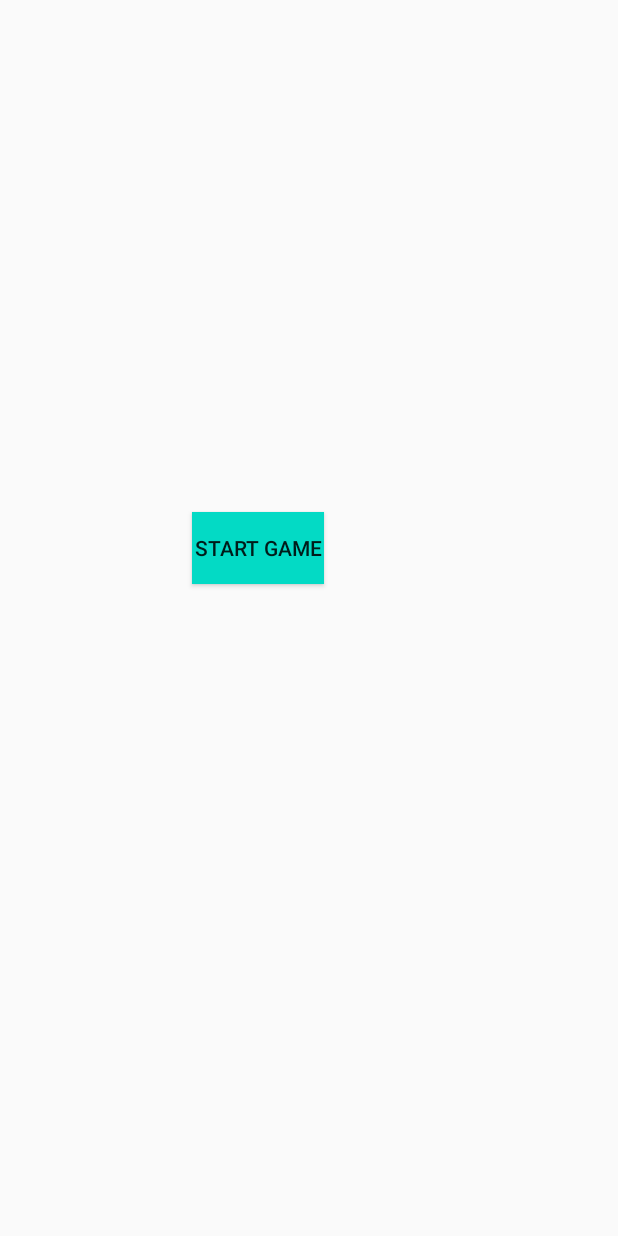
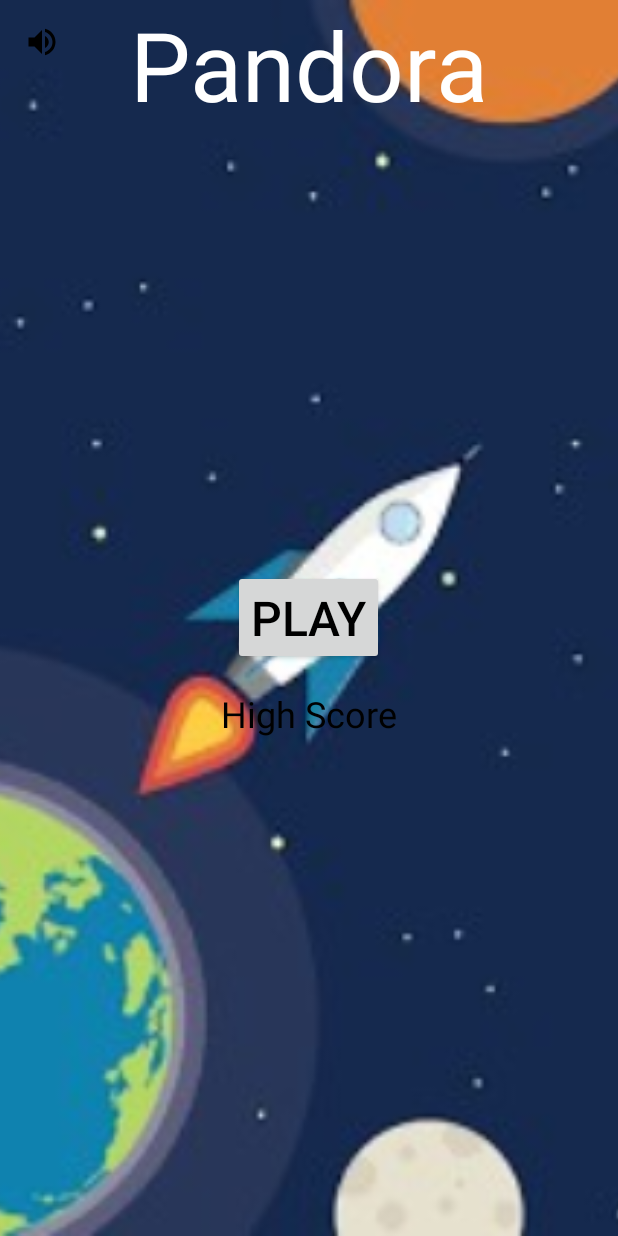
Before and after one commit to dhruvd0/Pandora, an Android app: the layout activity_main.xml on its own in the app's theme, with its tools: preview values and no code run, on a phone screen of 412 x 824 dp. Run offline under Robolectric (Android 15) with nearby library versions, the phone set to English and light mode, and no system bars.

Commit message:
Added Main Menu

```diff
--- a/app/src/main/AndroidManifest.xml
+++ b/app/src/main/AndroidManifest.xml
@@ -1,6 +1,6 @@
 <?xml version="1.0" encoding="utf-8"?>
 <manifest xmlns:android="http://schemas.android.com/apk/res/android"
-    package="com.example.pandora">
+          xmlns:tools="http://schemas.android.com/tools" package="com.example.pandora">
 
     <application
         android:allowBackup="true"
@@ -9,7 +9,11 @@
         android:roundIcon="@mipmap/ic_launcher_round"
         android:supportsRtl="true"
         android:theme="@style/AppTheme">
-        <activity android:name=".MainActivity">
+        <activity android:name=".MainActivity"
+                  android:theme="@style/AppTheme.noActionBar"
+                  android:configChanges="orientation"
+                  android:screenOrientation="portrait"
+                  tools:ignore="LockedOrientationActivity">
             <intent-filter>
                 <action android:name="android.intent.action.MAIN" />
 
--- a/app/src/main/java/com/example/pandora/MainActivity.java
+++ b/app/src/main/java/com/example/pandora/MainActivity.java
@@ -28,7 +28,7 @@ public class MainActivity extends Activity {
         super.onCreate(savedInstanceState);
         setFullScreen();
         setContentView(R.layout.activity_main);
-        Button startButton = (Button) findViewById(R.id.startButton);
+        Button startButton = (Button) findViewById(R.id.play);
         startButton.getBackground().setAlpha(0);
 
         Log.i("print",Integer.toString(R.drawable.planet1));
--- /dev/null
+++ b/app/src/main/res/drawable/ic_volume_up_black_24dp.xml
@@ -0,0 +1,9 @@
+<vector xmlns:android="http://schemas.android.com/apk/res/android"
+        android:width="24dp"
+        android:height="24dp"
+        android:viewportWidth="24.0"
+        android:viewportHeight="24.0">
+    <path
+        android:fillColor="#FF000000"
+        android:pathData="M3,9v6h4l5,5L12,4L7,9L3,9zM16.5,12c0,-1.77 -1.02,-3.29 -2.5,-4.03v8.05c1.48,-0.73 2.5,-2.25 2.5,-4.02zM14,3.23v2.06c2.89,0.86 5,3.54 5,6.71s-2.11,5.85 -5,6.71v2.06c4.01,-0.91 7,-4.49 7,-8.77s-2.99,-7.86 -7,-8.77z"/>
+</vector>
--- a/app/src/main/res/layout/activity_main.xml
+++ b/app/src/main/res/layout/activity_main.xml
@@ -1,26 +1,52 @@
 <?xml version="1.0" encoding="utf-8"?>
-<androidx.constraintlayout.widget.ConstraintLayout xmlns:android="http://schemas.android.com/apk/res/android"
-    xmlns:app="http://schemas.android.com/apk/res-auto"
-    xmlns:tools="http://schemas.android.com/tools"
-    android:layout_width="match_parent"
-    android:layout_height="match_parent"
-    tools:context=".MainActivity">
+<RelativeLayout
+        xmlns:android="http://schemas.android.com/apk/res/android"
+        xmlns:tools="http://schemas.android.com/tools"
+        xmlns:app="http://schemas.android.com/apk/res-auto"
+        android:layout_width="match_parent"
+        android:layout_height="match_parent"
+        tools:context=".MainActivity">
+
+    <ImageView
+            android:layout_width="match_parent"
+            android:layout_height="match_parent"
+            android:src="@drawable/background"
+            android:scaleType="centerCrop"/>
+
+    <TextView
+            android:layout_width="wrap_content"
+            android:layout_height="wrap_content"
+            android:textSize="64sp"
+            android:text="Pandora"
+            android:textColor="#ffffff"
+            android:layout_centerHorizontal="true"/>
 
     <Button
-        android:id="@+id/startButton"
-        android:layout_width="wrap_content"
-        android:layout_height="wrap_content"
-        android:layout_marginStart="127dp"
-        android:layout_marginTop="341dp"
-        android:layout_marginEnd="196dp"
-        android:layout_marginBottom="342dp"
-        android:background="#009688"
-        android:backgroundTint="@color/colorAccent"
-        android:text="START GAME"
-        app:layout_constraintBottom_toBottomOf="parent"
-        app:layout_constraintEnd_toEndOf="parent"
-        app:layout_constraintHorizontal_bias="1.0"
-        app:layout_constraintStart_toStartOf="parent"
-        app:layout_constraintTop_toTopOf="parent"
-        app:layout_constraintVertical_bias="0.0" />
-</androidx.constraintlayout.widget.ConstraintLayout>
+            android:layout_width="wrap_content"
+            android:layout_height="wrap_content"
+            android:text="Play"
+            android:textSize="32sp"
+            android:textColor="#000000"
+            android:layout_centerInParent="true"
+            android:id="@+id/play"/>
+
+    <TextView
+            android:layout_width="wrap_content"
+            android:layout_height="wrap_content"
+            android:text="High Score"
+            android:textSize="24sp"
+            android:textColor="#000000"
+            android:layout_margin="16dp"
+            android:layout_below="@id/play"
+            android:layout_centerInParent="true"
+            android:id="@+id/highscore"/>
+
+    <ImageView
+            android:layout_width="wrap_content"
+            android:layout_height="wrap_content"
+            android:layout_alignParentTop="true"
+            android:layout_margin="16dp"
+            android:id="@+id/volumeControl"
+            android:src="@drawable/ic_volume_up_black_24dp"/>
+
+</RelativeLayout>
--- a/app/src/main/res/values/styles.xml
+++ b/app/src/main/res/values/styles.xml
@@ -8,4 +8,10 @@
         <item name="colorAccent">@color/colorAccent</item>
     </style>
 
+    <style name="AppTheme.noActionBar">
+        <item name="windowNoTitle">true</item>
+        <item name="windowActionBar">false</item>
+    </style>
+
+
 </resources>
```
Also changed, not shown: app/src/main/res/drawable/background.jpg (added).
